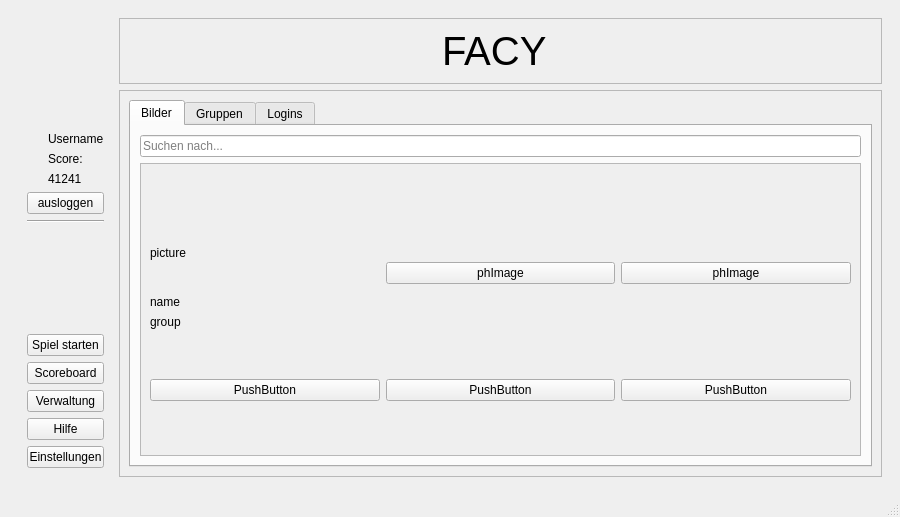
The window that Facy-Client/frmmain.ui (Rompack853/Facy-Client) describes before a commit, drawn with Qt 5.
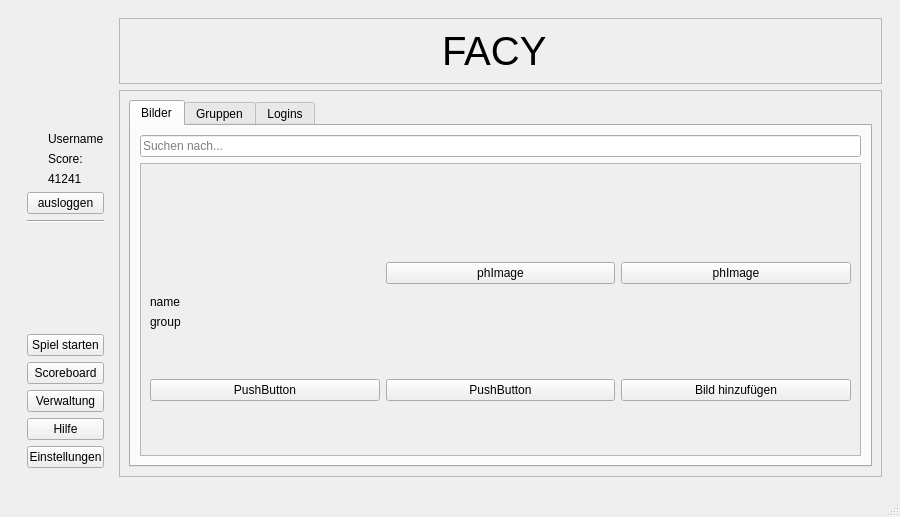
The same window after the commit. The open tabs and pages were chosen to show the change. Icons and pictures are not drawn.

```diff
--- a/Facy-Client/frmmain.ui
+++ b/Facy-Client/frmmain.ui
@@ -938,7 +938,13 @@
                            </size>
                           </property>
                           <property name="text">
-                           <string>picture</string>
+                           <string/>
+                          </property>
+                          <property name="pixmap">
+                           <pixmap resource="src.qrc">:/Facy-Client/images/phPicture.png</pixmap>
+                          </property>
+                          <property name="scaledContents">
+                           <bool>true</bool>
                           </property>
                          </widget>
                         </item>
@@ -993,7 +999,7 @@
                       <item>
                        <widget class="QPushButton" name="pushButton_9">
                         <property name="text">
-                         <string>PushButton</string>
+                         <string>Bild hinzufügen</string>
                         </property>
                        </widget>
                       </item>
```
Left out of the diff: 166 changed lines with no effect on the pictures.
